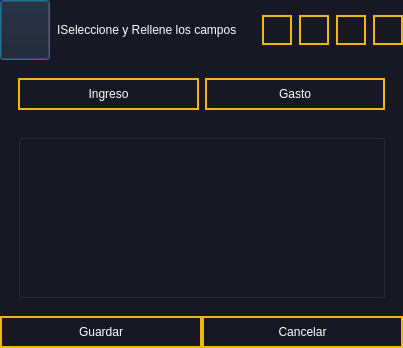
leonardo2322/Eva, file ui/DatosDeTabla.ui: the form before one commit.
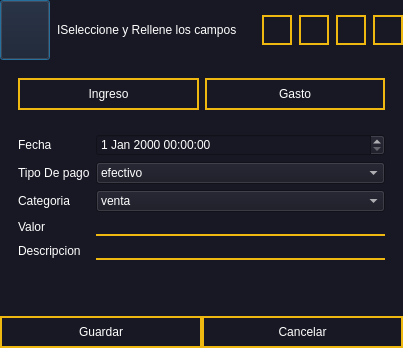
The form after the commit. The open tabs and pages were chosen to show the change.

What changed in the file:
```diff
--- a/ui/DatosDeTabla.ui
+++ b/ui/DatosDeTabla.ui
@@ -272,9 +272,90 @@
             <widget class="QWidget" name="IngresoStack">
              <layout class="QVBoxLayout" name="verticalLayout_9">
               <item>
-               <widget class="QGroupBox" name="formGroupBox">
-                <layout class="QFormLayout" name="formLayout_2"/>
-               </widget>
+               <layout class="QFormLayout" name="formLayout_2">
+                <item row="0" column="0">
+                 <widget class="QLabel" name="label_2">
+                  <property name="text">
+                   <string>Fecha</string>
+                  </property>
+                 </widget>
+                </item>
+                <item row="1" column="0">
+                 <widget class="QLabel" name="label_3">
+                  <property name="text">
+                   <string>Tipo De pago</string>
+                  </property>
+                 </widget>
+                </item>
+                <item row="2" column="0">
+                 <widget class="QLabel" name="label_4">
+                  <property name="text">
+                   <string>Categoria</string>
+                  </property>
+                 </widget>
+                </item>
+                <item row="3" column="0">
+                 <widget class="QLabel" name="label_5">
+                  <property name="text">
+                   <string>Valor</string>
+                  </property>
+                 </widget>
+                </item>
+                <item row="1" column="1">
+                 <widget class="QComboBox" name="comboBox">
+                  <item>
+                   <property name="text">
+                    <string>efectivo</string>
+                   </property>
+                  </item>
+                  <item>
+                   <property name="text">
+                    <string>tarjeta</string>
+                   </property>
+                  </item>
+                  <item>
+                   <property name="text">
+                    <string>transferencia</string>
+                   </property>
+                  </item>
+                 </widget>
+                </item>
+                <item row="2" column="1">
+                 <widget class="QComboBox" name="comboBox_2">
+                  <item>
+                   <property name="text">
+                    <string>venta</string>
+                   </property>
+                  </item>
+                  <item>
+                   <property name="text">
+                    <string>otros</string>
+                   </property>
+                  </item>
+                  <item>
+                   <property name="text">
+                    <string>pago Fiado</string>
+                   </property>
+                  </item>
+                 </widget>
+                </item>
+                <item row="3" column="1">
+                 <widget class="QLineEdit" name="lineEdit_2"/>
+                </item>
+                <item row="4" column="0">
+                 <widget class="QLabel" name="label_6">
+                  <property name="text">
+                   <string>Descripcion</string>
+                  </property>
+                 </widget>
+                </item>
+                <item row="4" column="1">
+                 <widget class="QLineEdit" name="lineEdit_3"/>
+                </item>
+                <item row="0" column="1">
+                 <widget class="QDateTimeEdit" name="dateTimeEdit"/>
+                </item>
+               </layout>
               </item>
              </layout>
             </widget>
```
Left out of the diff: 2 changed lines with no effect on the pictures.
